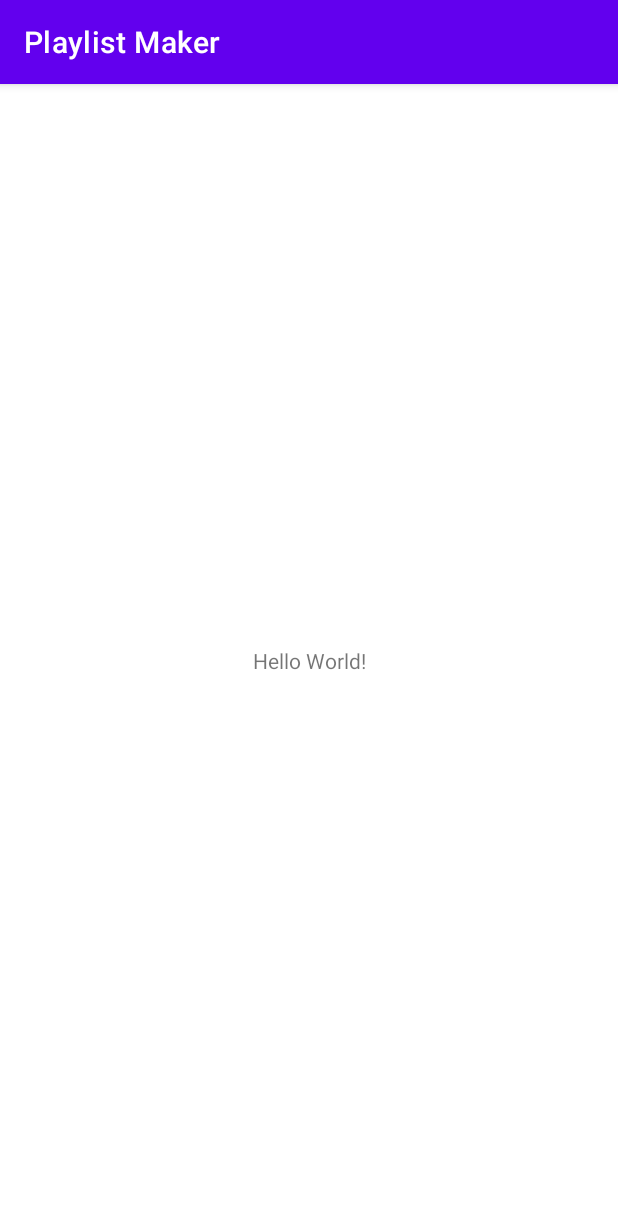
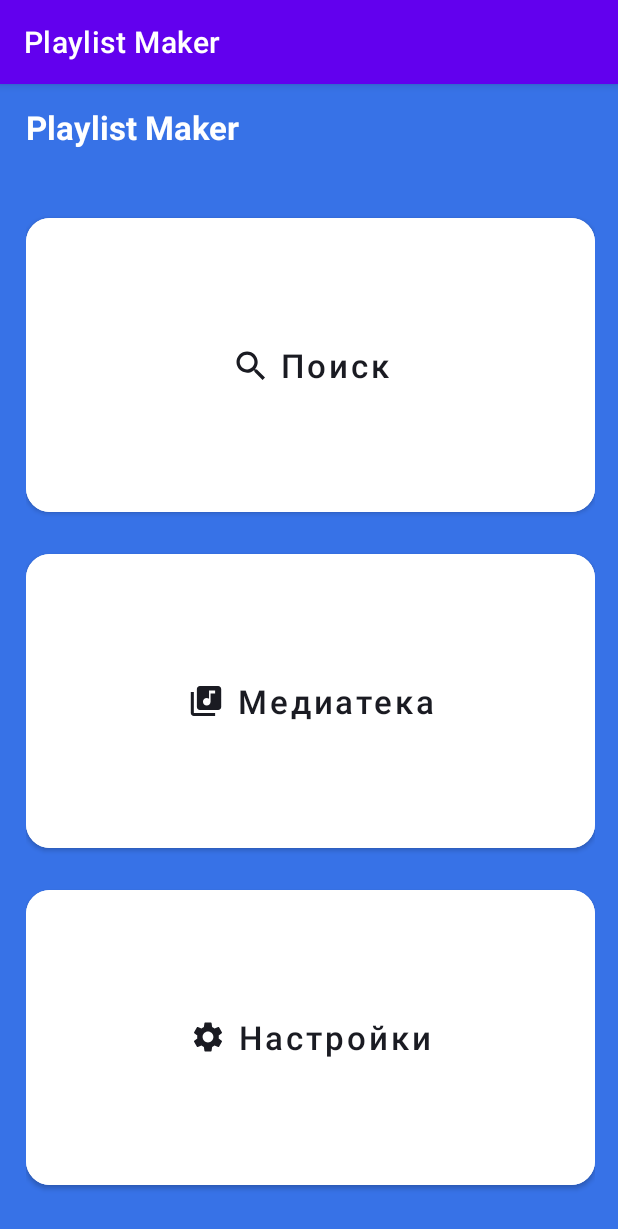
Before and after one commit to martynov-alex/playlist-maker-android, an Android app: the screen it shows after launch (MainActivity), on a phone screen of 412 x 824 dp. Shown: the top 1229 px of the screen. Run offline under Robolectric (Android 15) with nearby library versions, the phone set to English and light mode, and no system bars.

Commit message:
add screen layouts

```diff
--- /dev/null
+++ b/app/src/main/res/drawable/library_icon.xml
@@ -0,0 +1,9 @@
+<vector xmlns:android="http://schemas.android.com/apk/res/android"
+    android:width="25dp"
+    android:height="24dp"
+    android:viewportWidth="25"
+    android:viewportHeight="24">
+  <path
+      android:pathData="M20.5,2H8.5C7.4,2 6.5,2.9 6.5,4V16C6.5,17.1 7.4,18 8.5,18H20.5C21.6,18 22.5,17.1 22.5,16V4C22.5,2.9 21.6,2 20.5,2ZM18.5,7H15.5V12.5C15.5,13.88 14.38,15 13,15C11.62,15 10.5,13.88 10.5,12.5C10.5,11.12 11.62,10 13,10C13.57,10 14.08,10.19 14.5,10.51V5H18.5V7ZM4.5,6H2.5V20C2.5,21.1 3.4,22 4.5,22H18.5V20H4.5V6Z"
+      android:fillColor="#1A1B22"/>
+</vector>
--- /dev/null
+++ b/app/src/main/res/drawable/search_icon.xml
@@ -0,0 +1,9 @@
+<vector xmlns:android="http://schemas.android.com/apk/res/android"
+    android:width="24dp"
+    android:height="24dp"
+    android:viewportWidth="24"
+    android:viewportHeight="24">
+  <path
+      android:pathData="M16.579,14.95H15.721L15.417,14.656C16.481,13.418 17.122,11.81 17.122,10.061C17.122,6.161 13.961,3 10.061,3C6.161,3 3,6.161 3,10.061C3,13.961 6.161,17.122 10.061,17.122C11.81,17.122 13.418,16.481 14.656,15.417L14.95,15.721V16.579L20.381,22L22,20.381L16.579,14.95V14.95ZM10.061,14.95C7.356,14.95 5.173,12.766 5.173,10.061C5.173,7.356 7.356,5.173 10.061,5.173C12.766,5.173 14.95,7.356 14.95,10.061C14.95,12.766 12.766,14.95 10.061,14.95Z"
+      android:fillColor="#1A1B22"/>
+</vector>
--- /dev/null
+++ b/app/src/main/res/drawable/settings_icon.xml
@@ -0,0 +1,9 @@
+<vector xmlns:android="http://schemas.android.com/apk/res/android"
+    android:width="24dp"
+    android:height="24dp"
+    android:viewportWidth="24"
+    android:viewportHeight="24">
+  <path
+      android:pathData="M19.14,12.94C19.18,12.64 19.2,12.33 19.2,12C19.2,11.68 19.18,11.36 19.13,11.06L21.16,9.48C21.34,9.34 21.39,9.07 21.28,8.87L19.36,5.55C19.24,5.33 18.99,5.26 18.77,5.33L16.38,6.29C15.88,5.91 15.35,5.59 14.76,5.35L14.4,2.81C14.36,2.57 14.16,2.4 13.92,2.4H10.08C9.84,2.4 9.65,2.57 9.61,2.81L9.25,5.35C8.66,5.59 8.12,5.92 7.63,6.29L5.24,5.33C5.02,5.25 4.77,5.33 4.65,5.55L2.74,8.87C2.62,9.08 2.66,9.34 2.86,9.48L4.89,11.06C4.84,11.36 4.8,11.69 4.8,12C4.8,12.31 4.82,12.64 4.87,12.94L2.84,14.52C2.66,14.66 2.61,14.93 2.72,15.13L4.64,18.45C4.76,18.67 5.01,18.74 5.23,18.67L7.62,17.71C8.12,18.09 8.65,18.41 9.24,18.65L9.6,21.19C9.65,21.43 9.84,21.6 10.08,21.6H13.92C14.16,21.6 14.36,21.43 14.39,21.19L14.75,18.65C15.34,18.41 15.88,18.09 16.37,17.71L18.76,18.67C18.98,18.75 19.23,18.67 19.35,18.45L21.27,15.13C21.39,14.91 21.34,14.66 21.15,14.52L19.14,12.94ZM12,15.6C10.02,15.6 8.4,13.98 8.4,12C8.4,10.02 10.02,8.4 12,8.4C13.98,8.4 15.6,10.02 15.6,12C15.6,13.98 13.98,15.6 12,15.6Z"
+      android:fillColor="#1A1B22"/>
+</vector>
--- a/app/src/main/res/layout/activity_main.xml
+++ b/app/src/main/res/layout/activity_main.xml
@@ -1,18 +1,80 @@
 <?xml version="1.0" encoding="utf-8"?>
-<androidx.constraintlayout.widget.ConstraintLayout xmlns:android="http://schemas.android.com/apk/res/android"
+<LinearLayout xmlns:android="http://schemas.android.com/apk/res/android"
     xmlns:app="http://schemas.android.com/apk/res-auto"
-    xmlns:tools="http://schemas.android.com/tools"
+    android:background="@color/royal_blue"
     android:layout_width="match_parent"
     android:layout_height="match_parent"
-    tools:context=".MainActivity">
+    android:orientation="vertical"
+    android:paddingStart="17dp"
+    android:paddingEnd="15dp"
+    android:paddingTop="14dp"
+    android:paddingBottom="28dp">
 
     <TextView
         android:layout_width="wrap_content"
         android:layout_height="wrap_content"
-        android:text="Hello World!"
-        app:layout_constraintBottom_toBottomOf="parent"
-        app:layout_constraintEnd_toEndOf="parent"
-        app:layout_constraintStart_toStartOf="parent"
-        app:layout_constraintTop_toTopOf="parent" />
+        android:layout_gravity="start"
+        android:text="@string/app_name"
+        android:textColor="@color/white"
+        android:textStyle="bold"
+        android:textSize="22sp"
+        android:layout_marginBottom="40dp" />
 
-</androidx.constraintlayout.widget.ConstraintLayout>
+    <LinearLayout
+        android:layout_width="match_parent"
+        android:layout_height="match_parent"
+        android:orientation="vertical">
+
+        <Button
+            android:id="@+id/search_button"
+            android:layout_width="match_parent"
+            android:layout_height="0dp"
+            android:layout_weight="1"
+            android:backgroundTint="@color/white"
+            android:text="@string/search_button"
+            android:textColor="@color/black_russian"
+            android:textSize="22sp"
+            android:textAllCaps="false"
+            app:cornerRadius="16dp"
+            app:icon="@drawable/search_icon"
+            app:iconGravity="textStart"
+            app:iconPadding="8dp"
+            app:iconTint="@color/black_russian"
+            android:layout_marginBottom="16dp" />
+
+        <Button
+            android:id="@+id/library_button"
+            android:layout_width="match_parent"
+            android:layout_height="0dp"
+            android:layout_weight="1"
+            android:backgroundTint="@color/white"
+            android:text="@string/library_button"
+            android:textColor="@color/black_russian"
+            android:textSize="22sp"
+            android:textAllCaps="false"
+            app:cornerRadius="16dp"
+            app:icon="@drawable/library_icon"
+            app:iconGravity="textStart"
+            app:iconPadding="8dp"
+            app:iconTint="@color/black_russian"
+            android:layout_marginBottom="16dp" />
+
+        <Button
+            android:id="@+id/settings_button"
+            android:layout_width="match_parent"
+            android:layout_height="0dp"
+            android:layout_weight="1"
+            android:backgroundTint="@color/white"
+            android:text="@string/settings_button"
+            android:textColor="@color/black_russian"
+            android:textSize="22sp"
+            android:textAllCaps="false"
+            app:cornerRadius="16dp"
+            app:icon="@drawable/settings_icon"
+            app:iconGravity="textStart"
+            app:iconPadding="8dp"
+            app:iconTint="@color/black_russian" />
+
+    </LinearLayout>
+
+</LinearLayout>
--- a/app/src/main/res/values/colors.xml
+++ b/app/src/main/res/values/colors.xml
@@ -7,4 +7,7 @@
     <color name="teal_700">#FF018786</color>
     <color name="black">#FF000000</color>
     <color name="white">#FFFFFFFF</color>
+
+    <color name="royal_blue">#FF3772E7</color>
+    <color name="black_russian">#FF1A1B22</color>
 </resources>
--- a/app/src/main/res/values/strings.xml
+++ b/app/src/main/res/values/strings.xml
@@ -1,3 +1,14 @@
 <resources>
+    <!-- Main Screen -->
     <string name="app_name">Playlist Maker</string>
+    <string name="search_button">Поиск</string>
+    <string name="library_button">Медиатека</string>
+    <string name="settings_button">Настройки</string>
+
+    <!-- Settings Screen -->
+    <string name="settings_screen">Настройки</string>
+    <string name="dark_theme_switch">Темная тема</string>
+    <string name="share_button">Поделиться приложением</string>
+    <string name="support_button">Написать в поддержку</string>
+    <string name="agreement_button">Пользовательское соглашение</string>
 </resources>
```
Also changed, not shown: app/src/main/res/drawable/arrow_back_icon.xml (added, +13 -0 lines), app/src/main/res/drawable/arrow_forward_icon.xml (added, +9 -0 lines), app/src/main/res/drawable/share_icon.xml (added, +9 -0 lines), app/src/main/res/drawable/support_icon.xml (added, +18 -0 lines), app/src/main/res/layout/activity_settings.xml (added, +121 -0 lines).
